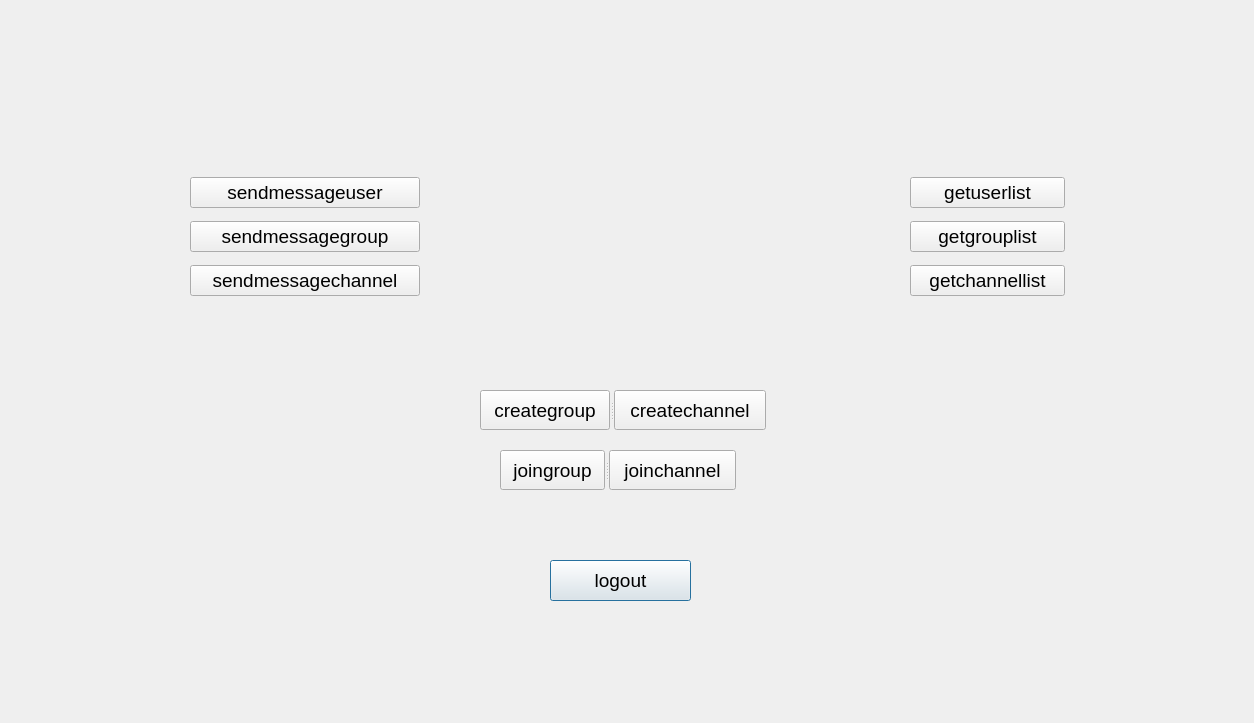
Old version of the form massenger/menu_dialog.ui in the repository MahanBeidokhti/AP-Messenger.
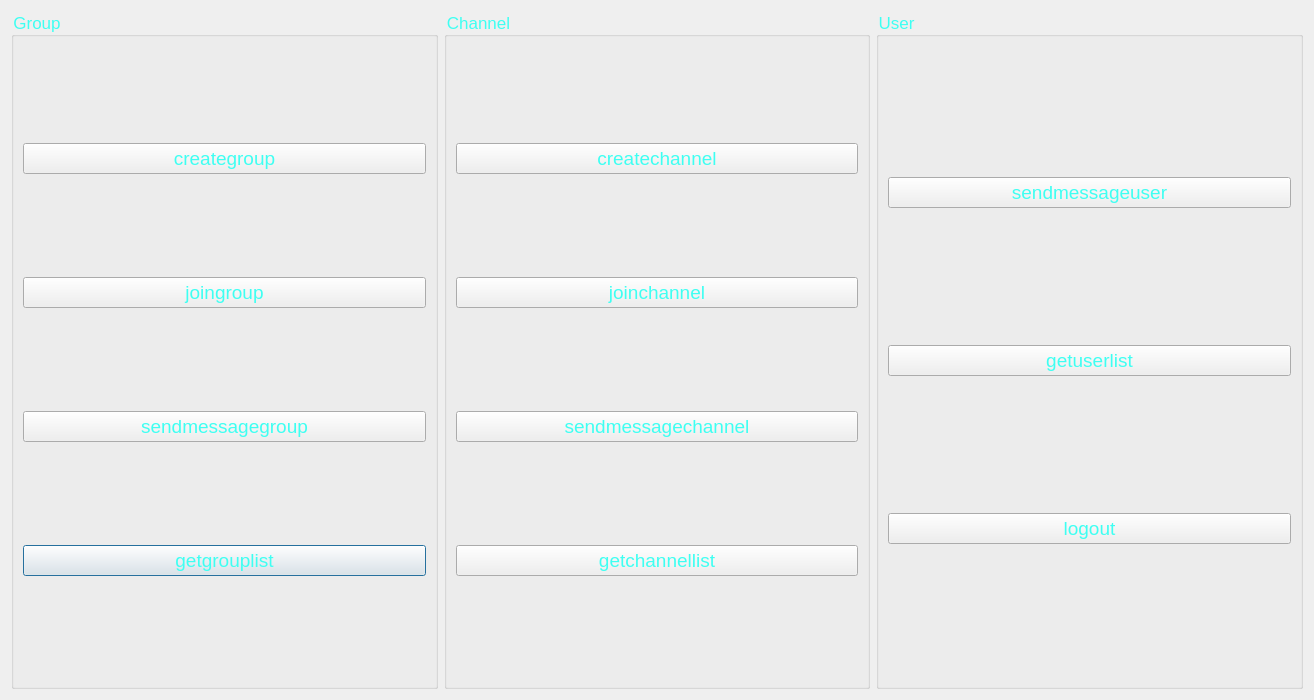
New version of the form.

What changed in the file:
```diff
--- a/massenger/menu_dialog.ui
+++ b/massenger/menu_dialog.ui
@@ -6,79 +6,48 @@
    <rect>
     <x>0</x>
     <y>0</y>
-    <width>1254</width>
-    <height>723</height>
+    <width>1314</width>
+    <height>700</height>
    </rect>
   </property>
   <property name="windowTitle">
    <string>Dialog</string>
   </property>
   <property name="styleSheet">
-   <string notr="true"/>
+   <string notr="true">color: rgb(0, 0, 0);
+background-color: qlineargradient(spread:pad, x1:0.019, y1:0.017, x2:1, y2:1, stop:0 rgba(85, 65, 4, 255), stop:0.16 rgba(151, 120, 32, 255), stop:0.225 rgba(157, 145, 39, 255), stop:0.295775 rgba(152, 180, 65, 255), stop:0.342723 rgba(137, 195, 95, 255), stop:0.408028 rgba(113, 218, 91, 255), stop:0.516432 rgba(94, 224, 67, 255), stop:0.57 rgba(119, 211, 99, 255), stop:0.635 rgba(130, 218, 107, 255), stop:0.695 rgba(159, 204, 60, 255), stop:0.75 rgba(148, 117, 0, 255), stop:0.815 rgba(161, 128, 0, 255), stop:0.88 rgba(110, 92, 30, 255), stop:0.935 rgba(76, 60, 14, 255), stop:1 rgba(35, 40, 3, 255));</string>
   </property>
-  <widget class="QPushButton" name="logout_pushButton">
-   <property name="geometry">
-    <rect>
-     <x>550</x>
-     <y>560</y>
-     <width>141</width>
-     <height>41</height>
-    </rect>
-   </property>
+  <layout class="QGridLayout" name="gridLayout_4">
+   <item row="0" column="0">
+    <widget class="QGroupBox" name="groupBox">
    <property name="font">
     <font>
-     <pointsize>14</pointsize>
-    </font>
-   </property>
-   <property name="text">
-    <string>logout</string>
-   </property>
-  </widget>
-  <widget class="QSplitter" name="splitter">
-   <property name="geometry">
-    <rect>
-     <x>500</x>
-     <y>450</y>
-     <width>236</width>
-     <height>40</height>
-    </rect>
-   </property>
-   <property name="orientation">
-    <enum>Qt::Horizontal</enum>
-   </property>
-   <widget class="QPushButton" name="joingroup_pushButton">
+       <pointsize>13</pointsize>
+      </font>
+     </property>
+     <property name="styleSheet">
+      <string notr="true">color: rgb(62, 255, 242);</string>
+     </property>
+     <property name="title">
+      <string>Group</string>
+     </property>
+     <layout class="QGridLayout" name="gridLayout">
+      <item row="3" column="0">
+       <widget class="QPushButton" name="getgrouplist_pushButton">
     <property name="font">
      <font>
       <pointsize>14</pointsize>
      </font>
     </property>
-    <property name="text">
-     <string>joingroup</string>
-    </property>
-   </widget>
-   <widget class="QPushButton" name="joinchannel_pushButton">
-    <property name="font">
-     <font>
-      <pointsize>14</pointsize>
-     </font>
-    </property>
+        <property name="styleSheet">
+         <string notr="true">button-&gt;setStyleSheet(&quot;background-color: #4CAF50; border: 2px solid #008CBA; border-radius: 4px; color: white; padding: 15px 32px; text-align: center; text-decoration: none; display: inline-block; font-size: 16px; margin: 4px 2px; cursor: pointer;&quot;);</string>
+        </property>
     <property name="text">
-     <string>joinchannel</string>
-    </property>
-   </widget>
-  </widget>
-  <widget class="QSplitter" name="splitter_2">
-   <property name="geometry">
-    <rect>
-     <x>480</x>
-     <y>390</y>
-     <width>286</width>
-     <height>40</height>
-    </rect>
-   </property>
-   <property name="orientation">
-    <enum>Qt::Horizontal</enum>
-   </property>
+         <string>getgrouplist</string>
+        </property>
+       </widget>
+      </item>
+      <item row="0" column="0">
    <widget class="QPushButton" name="creategroup_pushButton">
     <property name="font">
      <font>
@@ -89,40 +58,20 @@
      <string>creategroup</string>
     </property>
    </widget>
-   <widget class="QPushButton" name="createchannel_pushButton">
-    <property name="font">
-     <font>
-      <pointsize>14</pointsize>
-     </font>
-    </property>
-    <property name="text">
-     <string>createchannel</string>
-    </property>
-   </widget>
-  </widget>
-  <widget class="QWidget" name="layoutWidget">
-   <property name="geometry">
-    <rect>
-     <x>190</x>
-     <y>170</y>
-     <width>230</width>
-     <height>136</height>
-    </rect>
-   </property>
-   <layout class="QGridLayout" name="gridLayout_2">
-    <item row="0" column="0">
-     <widget class="QPushButton" name="SMS_user_pushButton">
-      <property name="font">
-       <font>
-        <pointsize>14</pointsize>
-       </font>
-      </property>
-      <property name="text">
-       <string>sendmessageuser</string>
-      </property>
-     </widget>
     </item>
     <item row="1" column="0">
+       <widget class="QPushButton" name="joingroup_pushButton">
+        <property name="font">
+         <font>
+          <pointsize>14</pointsize>
+         </font>
+        </property>
+        <property name="text">
+         <string>joingroup</string>
+        </property>
+       </widget>
+      </item>
+      <item row="2" column="0">
      <widget class="QPushButton" name="SMS_group_pushButton">
       <property name="font">
        <font>
@@ -134,7 +83,36 @@
       </property>
      </widget>
     </item>
-    <item row="2" column="0">
+     </layout>
+    </widget>
+   </item>
+   <item row="0" column="1">
+    <widget class="QGroupBox" name="groupBox_2">
+     <property name="font">
+      <font>
+       <pointsize>13</pointsize>
+      </font>
+     </property>
+     <property name="styleSheet">
+      <string notr="true">color: rgb(62, 255, 242);</string>
+     </property>
+     <property name="title">
+      <string>Channel</string>
+     </property>
+     <layout class="QGridLayout" name="gridLayout_2">
+      <item row="1" column="0">
+       <widget class="QPushButton" name="joinchannel_pushButton">
+        <property name="font">
+         <font>
+          <pointsize>14</pointsize>
+         </font>
+        </property>
+        <property name="text">
+         <string>joinchannel</string>
+        </property>
+       </widget>
+      </item>
+      <item row="3" column="0">
      <widget class="QPushButton" name="SMS_channel_pushButton">
       <property name="font">
        <font>
@@ -146,19 +124,7 @@
       </property>
      </widget>
     </item>
-   </layout>
-  </widget>
-  <widget class="QWidget" name="layoutWidget">
-   <property name="geometry">
-    <rect>
-     <x>910</x>
-     <y>170</y>
-     <width>155</width>
-     <height>136</height>
-    </rect>
-   </property>
-   <layout class="QGridLayout" name="gridLayout">
-    <item row="2" column="0">
+      <item row="4" column="0">
      <widget class="QPushButton" name="getchannellist_pushButton">
       <property name="font">
        <font>
@@ -170,19 +136,48 @@
       </property>
      </widget>
     </item>
-    <item row="1" column="0">
-     <widget class="QPushButton" name="getgrouplist_pushButton">
-      <property name="font">
-       <font>
-        <pointsize>14</pointsize>
-       </font>
-      </property>
-      <property name="text">
-       <string>getgrouplist</string>
-      </property>
-     </widget>
-    </item>
     <item row="0" column="0">
+       <widget class="QPushButton" name="createchannel_pushButton">
+        <property name="font">
+         <font>
+          <pointsize>14</pointsize>
+         </font>
+        </property>
+        <property name="text">
+         <string>createchannel</string>
+        </property>
+       </widget>
+      </item>
+     </layout>
+    </widget>
+   </item>
+   <item row="0" column="2">
+    <widget class="QGroupBox" name="groupBox_3">
+     <property name="font">
+      <font>
+       <pointsize>13</pointsize>
+      </font>
+     </property>
+     <property name="styleSheet">
+      <string notr="true">color: rgb(62, 255, 242);</string>
+     </property>
+     <property name="title">
+      <string>User</string>
+     </property>
+     <layout class="QGridLayout" name="gridLayout_3">
+      <item row="2" column="0">
+       <widget class="QPushButton" name="logout_pushButton">
+        <property name="font">
+         <font>
+          <pointsize>14</pointsize>
+         </font>
+        </property>
+        <property name="text">
+         <string>logout</string>
+        </property>
+       </widget>
+      </item>
+      <item row="1" column="0">
      <widget class="QPushButton" name="getuserlist_pushButton">
       <property name="font">
        <font>
@@ -194,8 +189,22 @@
       </property>
      </widget>
     </item>
-   </layout>
-  </widget>
+      <item row="0" column="0">
+       <widget class="QPushButton" name="SMS_user_pushButton">
+        <property name="font">
+         <font>
+          <pointsize>14</pointsize>
+         </font>
+        </property>
+        <property name="text">
+         <string>sendmessageuser</string>
+        </property>
+       </widget>
+      </item>
+     </layout>
+    </widget>
+   </item>
+  </layout>
  </widget>
  <resources/>
  <connections/>
```
Lines whose indentation alone changed are shown as unchanged.
